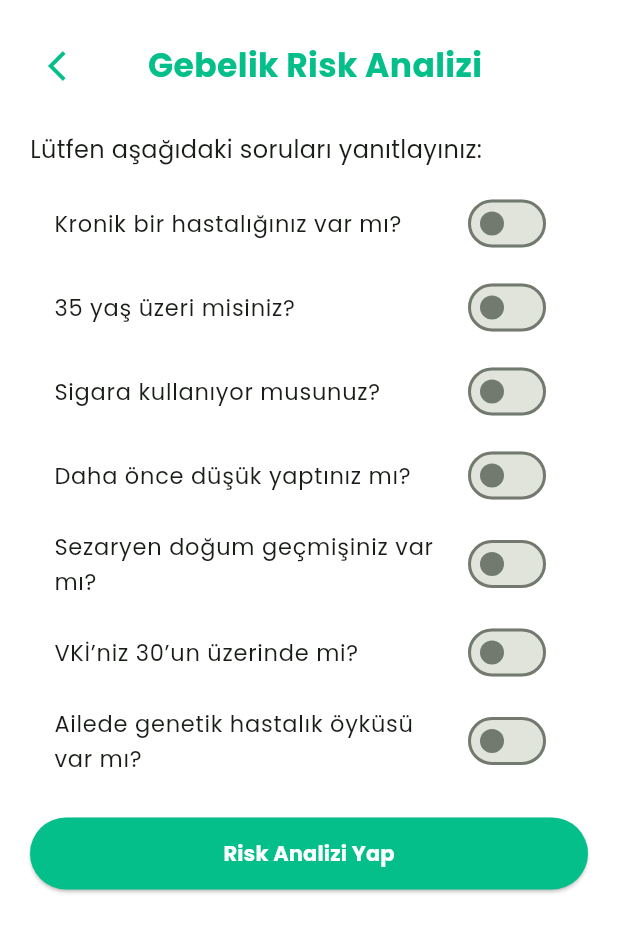
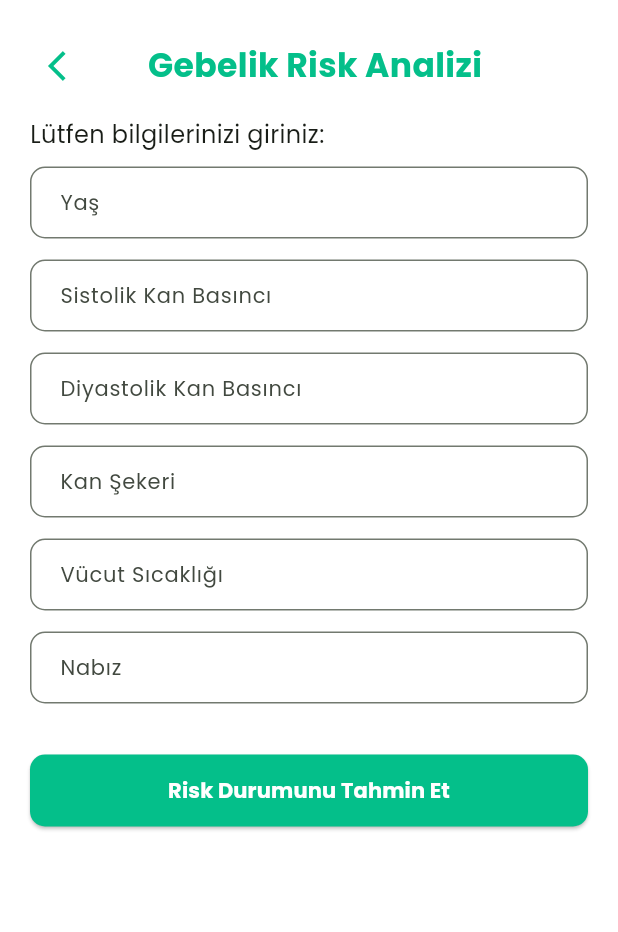
Before and after one commit to Mert30/YZTA-Bootcamp-Group-110, a Flutter app: the PregnancyRiskPage screen opened directly, on a phone screen of 412 x 824 dp. Shown: the top 932 px of the screen. Run offline on Flutter 3.47's test engine with Material 3 defaults, Android fonts, the phone set to English and light mode, and no system bars; our stand-ins replace bloc, cloud_firestore, convex_bottom_bar, firebase_auth, firebase_core, firebase_storage and 8 more; missing offline and left inert: mobile_scanner, tflite_flutter; accounts and stored records are empty; project files that could hold a hidden picture were left out.

Commit message:
`gebelik tespiti ML olarak yapildi`

```diff
--- a/smart_med_asistant/lib/ui/views/disease_pages/pregnancy_risk_page.dart
+++ b/smart_med_asistant/lib/ui/views/disease_pages/pregnancy_risk_page.dart
@@ -1,6 +1,7 @@
 import 'package:flutter/material.dart';
 import 'package:google_fonts/google_fonts.dart';
 import 'package:smart_med_assistant/ui/views/disease_detection_page.dart';
+import 'package:tflite_flutter/tflite_flutter.dart';
 
 class PregnancyRiskPage extends StatefulWidget {
   const PregnancyRiskPage({super.key});
@@ -10,75 +11,74 @@ class PregnancyRiskPage extends StatefulWidget {
 }
 
 class _PregnancyRiskPageState extends State<PregnancyRiskPage> {
-  // Sorular (7 tane)
-  bool hasChronicIllness = false;
-  bool isOver35 = false;
-  bool smokes = false;
-  bool hadMiscarriage = false;
-  bool hadCesarean = false;
-  bool highBMI = false;
-  bool hasGeneticHistory = false;
+  final _formKey = GlobalKey<FormState>();
 
-  String result = "";
-  Color resultColor = Colors.green.shade100;
+  final ageController = TextEditingController();
+  final systolicController = TextEditingController();
+  final diastolicController = TextEditingController();
+  final bsController = TextEditingController();
+  final tempController = TextEditingController();
+  final heartRateController = TextEditingController();
 
-  void calculateRisk() {
-    int score = 0;
-    if (hasChronicIllness) score++;
-    if (isOver35) score++;
-    if (smokes) score++;
-    if (hadMiscarriage) score++;
-    if (hadCesarean) score++;
-    if (highBMI) score++;
-    if (hasGeneticHistory) score++;
+  String? result;
+  late Interpreter interpreter;
 
-    String message;
-    String suggestion;
-    Color color;
-
-    if (score >= 4) {
-      message = "🚨 Yüksek Gebelik Riski";
-      suggestion = "Lütfen en kısa sürede bir kadın doğum uzmanına başvurun.";
-      color = Colors.red.shade100;
-    } else if (score >= 2) {
-      message = "⚠️ Orta Düzeyde Risk";
-      suggestion = "Rutin kontrollerinizi ihmal etmeyin, dikkatli olun.";
-      color = Colors.amber.shade100;
-    } else {
-      message = "✅ Düşük Riskli";
-      suggestion = "Sağlıklı bir gebelik için iyi gidiyorsunuz!";
-      color = Colors.green.shade100;
+  @override
+  void initState() {
+    super.initState();
+    loadModel();
   }
 
+  Future<void> loadModel() async {
+    interpreter = await Interpreter.fromAsset(
+      'models/pregnancy_risk_model.tflite',
+    );
+  }
+
+  void predict() {
+    final age = double.parse(ageController.text);
+    final sys = double.parse(systolicController.text);
+    final dia = double.parse(diastolicController.text);
+    final bs = double.parse(bsController.text);
+    final temp = double.parse(tempController.text);
+    final hr = double.parse(heartRateController.text);
+
+    var input = [
+      [age, sys, dia, bs, temp, hr],
+    ];
+    var output = List.filled(1 * 3, 0.0).reshape([1, 3]);
+
+    interpreter.run(input, output);
+
+    int predictedIndex = output[0].indexOf(
+      output[0].reduce((a, b) => a > b ? a : b),
+    );
     setState(() {
-      result =
-          "$message\n\n$suggestion\n\n🌸 Unutmayın, her kadın özeldir ve sağlık en büyük hazinedir.";
-      resultColor = color;
+      result = ['Düşük Risk', 'Orta Risk', 'Yüksek Risk'][predictedIndex];
     });
   }
 
-  Widget buildSwitch(String title, bool value, void Function(bool) onChanged) {
-    return SwitchListTile(
-      value: value,
-      onChanged: onChanged,
-      title: Text(title, style: GoogleFonts.poppins(fontSize: 15)),
-      activeColor: const Color(0xFF04BF8A),
-    );
+  @override
+  void dispose() {
+    ageController.dispose();
+    systolicController.dispose();
+    diastolicController.dispose();
+    bsController.dispose();
+    tempController.dispose();
+    heartRateController.dispose();
+    super.dispose();
   }
 
   @override
   Widget build(BuildContext context) {
-    const Color green = Color(0xFF04BF8A);
-    const Color white = Colors.white;
+    const green = Color(0xFF04BF8A);
 
     return Scaffold(
-      backgroundColor: white,
+      backgroundColor: Colors.white,
       body: SafeArea(
-        child: Padding(
+        child: ListView(
           padding: const EdgeInsets.all(20),
-          child: ListView(
           children: [
-              // Başlık ve geri
             Row(
               children: [
                 IconButton(
@@ -103,86 +103,97 @@ class _PregnancyRiskPageState extends State<PregnancyRiskPage> {
                     ),
                   ),
                 ),
-                  const SizedBox(width: 40), // Ortalamayı korumak için boşluk
+                const SizedBox(width: 40),
               ],
             ),
-              const SizedBox(height: 20),
+            const SizedBox(height: 10),
             Text(
-                "Lütfen aşağıdaki soruları yanıtlayınız:",
+              "Lütfen bilgilerinizi giriniz:",
               style: GoogleFonts.poppins(fontSize: 16),
             ),
             const SizedBox(height: 10),
-
-              // Sorular
-              buildSwitch(
-                "Kronik bir hastalığınız var mı?",
-                hasChronicIllness,
-                (val) => setState(() => hasChronicIllness = val),
+            Form(
+              key: _formKey,
+              child: Column(
+                children: [
+                  _buildTextField(ageController, 'Yaş'),
+                  _buildTextField(systolicController, 'Sistolik Kan Basıncı'),
+                  _buildTextField(
+                    diastolicController,
+                    'Diyastolik Kan Basıncı',
                   ),
-              buildSwitch(
-                "35 yaş üzeri misiniz?",
-                isOver35,
-                (val) => setState(() => isOver35 = val),
+                  _buildTextField(bsController, 'Kan Şekeri'),
+                  _buildTextField(tempController, 'Vücut Sıcaklığı'),
+                  _buildTextField(heartRateController, 'Nabız'),
+                ],
               ),
-              buildSwitch(
-                "Sigara kullanıyor musunuz?",
-                smokes,
-                (val) => setState(() => smokes = val),
             ),
-              buildSwitch(
-                "Daha önce düşük yaptınız mı?",
-                hadMiscarriage,
-                (val) => setState(() => hadMiscarriage = val),
-              ),
-              buildSwitch(
-                "Sezaryen doğum geçmişiniz var mı?",
-                hadCesarean,
-                (val) => setState(() => hadCesarean = val),
-              ),
-              buildSwitch(
-                "VKİ’niz 30’un üzerinde mi?",
-                highBMI,
-                (val) => setState(() => highBMI = val),
-              ),
-              buildSwitch(
-                "Ailede genetik hastalık öyküsü var mı?",
-                hasGeneticHistory,
-                (val) => setState(() => hasGeneticHistory = val),
-              ),
-
             const SizedBox(height: 20),
-
             ElevatedButton(
               style: ElevatedButton.styleFrom(
                 backgroundColor: green,
                 padding: const EdgeInsets.symmetric(vertical: 14),
+                shape: RoundedRectangleBorder(
+                  borderRadius: BorderRadius.circular(10),
                 ),
-                onPressed: calculateRisk,
+              ),
+              onPressed: () {
+                if (_formKey.currentState!.validate()) {
+                  predict();
+                }
+              },
               child: Text(
-                  "Risk Analizi Yap",
+                "Risk Durumunu Tahmin Et",
                 style: GoogleFonts.poppins(
-                    color: white,
+                  color: Colors.white,
                   fontWeight: FontWeight.bold,
                 ),
               ),
             ),
-
             const SizedBox(height: 20),
-
-              if (result.isNotEmpty)
-                AnimatedContainer(
-                  duration: const Duration(milliseconds: 300),
+            if (result != null)
+              Container(
                 padding: const EdgeInsets.all(20),
                 decoration: BoxDecoration(
-                    color: resultColor,
-                    borderRadius: BorderRadius.circular(16),
-                    border: Border.all(color: green, width: 1.2),
+                  color: green.withOpacity(0.1),
+                  borderRadius: BorderRadius.circular(12),
+                  border: Border.all(color: green, width: 1),
                 ),
-                  child: Text(result, style: GoogleFonts.poppins(fontSize: 16)),
+                child: Center(
+                  child: Text(
+                    "🔍 Tahmin Sonucu: $result",
+                    textAlign: TextAlign.center,
+                    style: GoogleFonts.poppins(
+                      fontSize: 18,
+                      fontWeight: FontWeight.w600,
+                      color: Colors.black87,
+                    ),
+                  ),
+                ),
               ),
           ],
         ),
       ),
+    );
+  }
+
+  Widget _buildTextField(TextEditingController controller, String label) {
+    return Padding(
+      padding: const EdgeInsets.only(bottom: 14),
+      child: TextFormField(
+        controller: controller,
+        decoration: InputDecoration(
+          labelText: label,
+          labelStyle: GoogleFonts.poppins(fontSize: 14),
+          border: OutlineInputBorder(borderRadius: BorderRadius.circular(10)),
+          contentPadding: const EdgeInsets.symmetric(
+            horizontal: 16,
+            vertical: 12,
+          ),
+        ),
+        keyboardType: TextInputType.number,
+        validator: (value) =>
+            value == null || value.isEmpty ? 'Bu alan boş bırakılamaz' : null,
       ),
     );
   }
--- a/smart_med_asistant/lib/ui/views/first_screen.dart
+++ b/smart_med_asistant/lib/ui/views/first_screen.dart
@@ -1,5 +1,4 @@
 import 'package:flutter/material.dart';
-import 'package:flutter/services.dart';
 import 'package:lottie/lottie.dart'; // Lottie import edildi
 import 'package:smart_med_assistant/ui/views/pharmacy_register_page.dart';
 import 'package:smart_med_assistant/ui/views/patient_register_page.dart';
@@ -120,7 +119,7 @@ class _FirstScreenState extends State<FirstScreen>
                         ),
                         padding: const EdgeInsets.all(15),
                         child: Image.asset(
-                          'assets/medimatenewlogo.png',
+                          'assets/images/medimatenewlogo.png',
                           width: size.width * 0.4,
                         ),
                       ),
--- a/smart_med_asistant/pubspec.yaml
+++ b/smart_med_asistant/pubspec.yaml
@@ -55,6 +55,7 @@ dependencies:
   timezone: ^0.10.1
   permission_handler: ^12.0.1
   google_fonts: ^6.2.1
+  tflite_flutter: ^0.11.0
 
 dev_dependencies:
   flutter_test:
@@ -86,6 +87,7 @@ flutter:
     - assets/animations/success.json
     - assets/animations/loading.json
     - assets/animations/chatbot.json
+    - assets/ml_models/pregnancy_risk_model.tflite
   # To add assets to your application, add an assets section, like this:
   # assets:
   #   - images/a_dot_burr.jpeg
```
Also changed, not shown: smart_med_asistant/pubspec.lock, 4 other files. Lines whose indentation alone changed are shown as unchanged.
